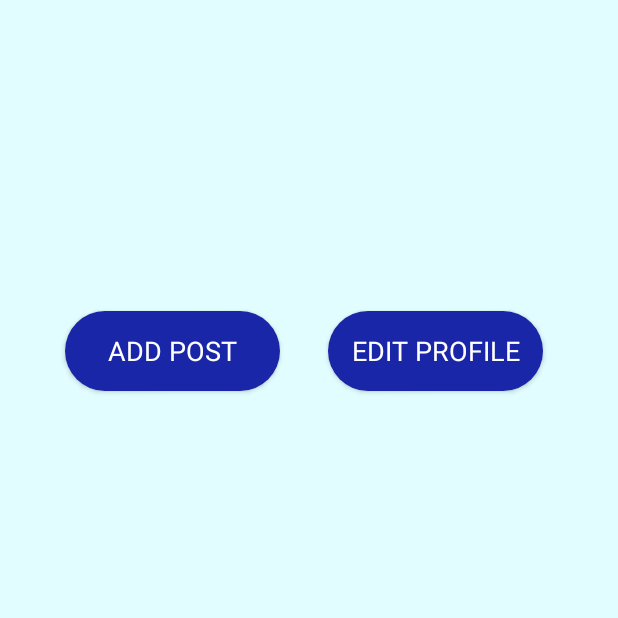
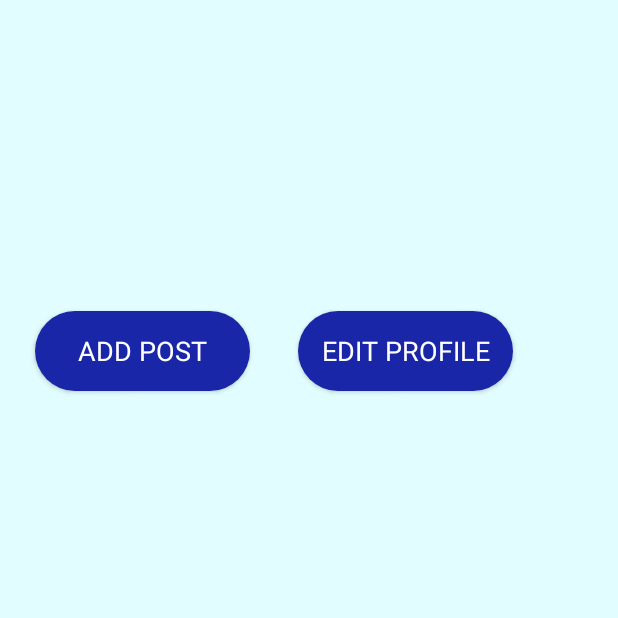
Before and after one commit to kelysot/FindMeHomeApp, an Android app: the fragment ProfileFragment shown on its own in the app's theme, on a phone screen of 412 x 824 dp, the top half of it. Run offline under Robolectric (Android 15) with nearby library versions, the light colour scheme and no system bars.

Commit message:
change constraint

```diff
--- a/app/src/main/res/layout/fragment_profile.xml
+++ b/app/src/main/res/layout/fragment_profile.xml
@@ -26,7 +26,7 @@
         android:layout_width="143dp"
         android:layout_height="53dp"
         android:layout_marginTop="32dp"
-        android:layout_marginEnd="50dp"
+        android:layout_marginEnd="70dp"
         android:background="@drawable/blue_btn"
         android:fontFamily="sans-serif"
         android:text="Edit Profile"
```
